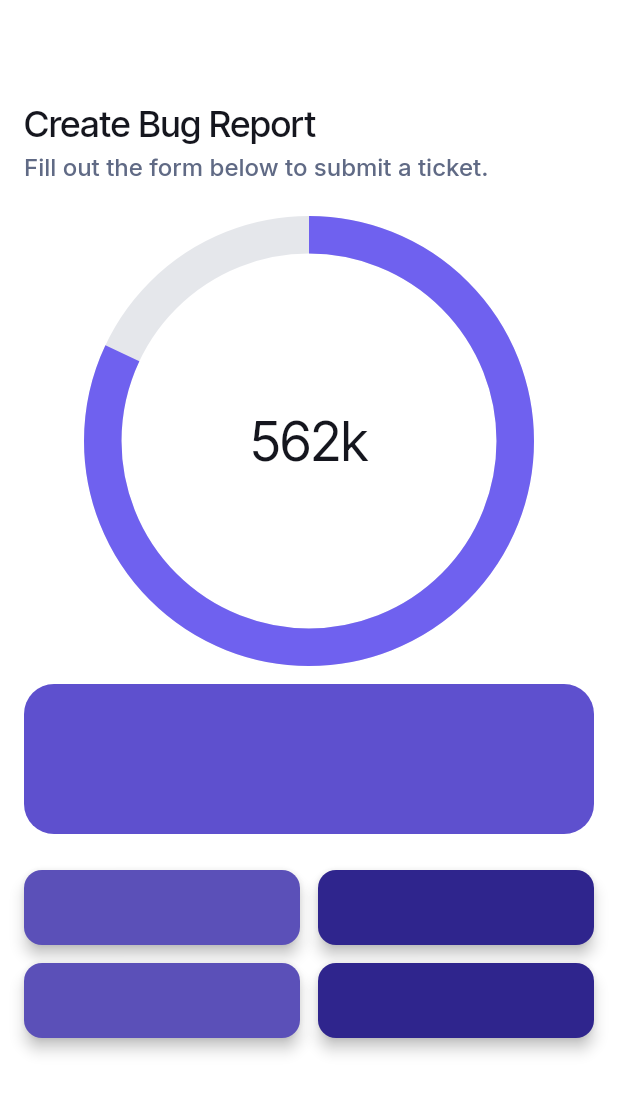
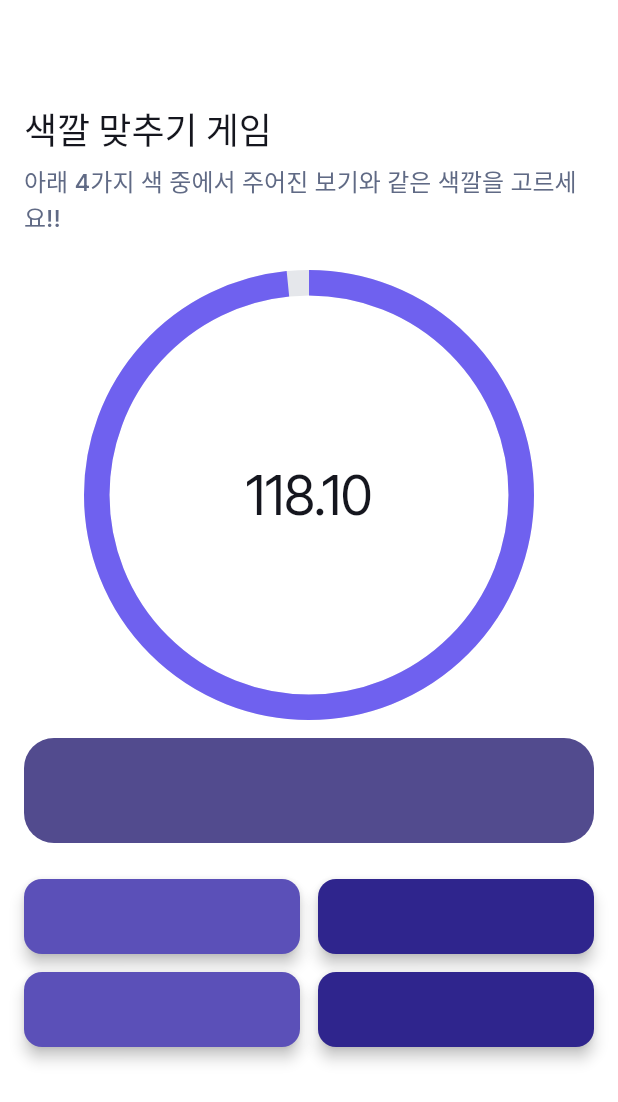
Before and after one commit to manystorms/treasure_hunt, a Flutter app: the MiniGameMatchColorWidget screen opened by its route, on a phone screen of 412 x 824 dp. Shown: the top 1102 px of the screen. Run offline on Flutter 3.47's test engine with Material 3 defaults, Android fonts, the phone set to English and light mode, and no system bars; drawn by our look-alikes of percent_indicator; our stand-ins replace auto_size_text, cloud_firestore, firebase_core, flutter_animate, font_awesome_flutter, from_css_color and 5 more; missing offline and left inert: json_path, mobile_scanner; accounts and stored records are empty; generated files the repository leaves out were written again; statements that could not run were skipped.

Commit message:
색깔 맞추기 미니게임 추가

```diff
--- a/lib/data.dart
+++ b/lib/data.dart
@@ -18,13 +18,13 @@ List<Map<String, dynamic>> riddleData = [
     'imagePath':'assets/test.jpeg',
     'simpleContent':'fff',
     'content':'asdfs',
-    'miniGame':'/miniGameButtonClick'
+    'miniGame':'/miniGameMatchColor'
   },
   {
     'qrCode':'bbbb',
     'simpleContent':'gdsk',
     'content':'dsg',
-    'miniGame':'/miniGameMatchColor'
+    'miniGame':'/miniGameButtonClick'
   },
   {
     'qrCode':'cccc',
--- a/lib/pages/main_page/main_page_widget.dart
+++ b/lib/pages/main_page/main_page_widget.dart
@@ -149,7 +149,7 @@ class _MainPageWidgetState extends State<MainPageWidget>
                         padding: const EdgeInsetsDirectional.fromSTEB(
                             24.0, 4.0, 24.0, 12.0),
                         child: Text(
-                          '동신과학고에 합격하신 ${playerName??'12기'} 여려분 모두 환영합니다. 지금부터 학교 내에 숨겨져 있는 QR 코드를 찾아 아래의 보라색 버튼을 눌러 스캔하여 단서를 밝혀 저희를 찾아오셔야 합니다! \n반드시 모든 단서를 활성화시키고 찾아와주세요!',
+                          '동신과학고에 합격하신 ${playerName??'12기'} 여러분 모두 환영합니다. 지금부터 학교 내에 숨겨져 있는 QR 코드를 찾아 아래의 보라색 버튼을 눌러 스캔하여 단서를 밝혀 저희를 찾아오셔야 합니다! \n반드시 모든 단서를 활성화시키고 찾아와주세요!',
                           textAlign: TextAlign.start,
                           style:
                               FlutterFlowTheme.of(context).labelMedium.override(
--- a/lib/pages/mini_game_match_color/mini_game_match_color_model.dart
+++ b/lib/pages/mini_game_match_color/mini_game_match_color_model.dart
@@ -1,12 +1,27 @@
+import 'dart:async';
 import '/flutter_flow/flutter_flow_util.dart';
 import 'mini_game_match_color_widget.dart' show MiniGameMatchColorWidget;
 import 'package:flutter/material.dart';
 
+const double settingTime = 120;
+
+const List<List<Color>> colorProblem = [
+  [Color(0xFF584CDA), Color(0xFF2E2877), Color(0xFF524B8E), Color(0xFF7E72E3)],
+];
+
+List<int> ans = [2];
+
 class MiniGameMatchColorModel
     extends FlutterFlowModel<MiniGameMatchColorWidget> {
+
+  late Timer timer;
+  double timeLeft = settingTime;
+
   @override
   void initState(BuildContext context) {}
 
   @override
-  void dispose() {}
+  void dispose() {
+    timer.cancel();
+  }
 }
--- a/lib/pages/mini_game_match_color/mini_game_match_color_widget.dart
+++ b/lib/pages/mini_game_match_color/mini_game_match_color_widget.dart
@@ -1,8 +1,10 @@
+import 'dart:async';
 import '/flutter_flow/flutter_flow_theme.dart';
 import '/flutter_flow/flutter_flow_util.dart';
 import '/flutter_flow/flutter_flow_widgets.dart';
 import 'package:flutter/material.dart';
 import 'package:percent_indicator/percent_indicator.dart';
+import 'package:treasure_hunt/show_alert.dart';
 
 import 'mini_game_match_color_model.dart';
 export 'mini_game_match_color_model.dart';
@@ -20,10 +22,35 @@ class _MiniGameMatchColorWidgetState extends State<MiniGameMatchColorWidget> {
 
   final scaffoldKey = GlobalKey<ScaffoldState>();
 
+  void startTimer() {
+    const duration = Duration(milliseconds: 10);
+
+    _model.timeLeft = settingTime;
+
+    _model.timer = Timer.periodic(duration, (timer) {
+      setState(() {
+        if (_model.timeLeft <= 0) {
+          _model.timeLeft = 0;
+          timer.cancel();
+          gameEnd();
+        } else {
+          _model.timeLeft -= 0.01;
+        }
+      });
+    });
+  }
+
+  void gameEnd() async{
+    await showAlertWithoutChoice(context, '게임이 끝났습니다');
+    context.pop();
+  }
+
   @override
   void initState() {
     super.initState();
     _model = createModel(context, () => MiniGameMatchColorModel());
+
+    startTimer();
   }
 
   @override
@@ -60,7 +87,7 @@ class _MiniGameMatchColorWidgetState extends State<MiniGameMatchColorWidget> {
                 crossAxisAlignment: CrossAxisAlignment.start,
                 children: [
                   Text(
-                    'Create Bug Report',
+                    '색깔 맞추기 게임',
                     style: FlutterFlowTheme.of(context).headlineMedium.override(
                       fontFamily: 'Inter Tight',
                       letterSpacing: 0.0,
@@ -69,7 +96,7 @@ class _MiniGameMatchColorWidgetState extends State<MiniGameMatchColorWidget> {
                   Padding(
                     padding: const EdgeInsetsDirectional.fromSTEB(0, 4, 0, 0),
                     child: Text(
-                      'Fill out the form below to submit a ticket.',
+                      '아래 4가지 색 중에서 주어진 보기와 같은 색깔을 고르세요!!',
                       style: FlutterFlowTheme.of(context).labelLarge.override(
                         fontFamily: 'Inter',
                         letterSpacing: 0.0,
@@ -81,15 +108,15 @@ class _MiniGameMatchColorWidgetState extends State<MiniGameMatchColorWidget> {
                     child: Padding(
                       padding: const EdgeInsetsDirectional.fromSTEB(24, 24, 24, 0),
                       child: CircularPercentIndicator(
-                        percent: 0.82,
+                        percent: (_model.timeLeft>= 0)? _model.timeLeft/settingTime:0,
                         radius: 150,
-                        lineWidth: 25,
+                        lineWidth: 17,
                         animation: true,
                         animateFromLastPercent: true,
                         progressColor: FlutterFlowTheme.of(context).primary,
                         backgroundColor: FlutterFlowTheme.of(context).alternate,
                         center: Text(
-                          '562k',
+                          _model.timeLeft.toStringAsFixed(2),
                           style: FlutterFlowTheme.of(context)
                               .displaySmall
                               .override(
@@ -104,11 +131,11 @@ class _MiniGameMatchColorWidgetState extends State<MiniGameMatchColorWidget> {
                   Padding(
                     padding: const EdgeInsetsDirectional.fromSTEB(0, 12, 0, 0),
                     child: Container(
-                      width: 400,
-                      height: 100,
-                      decoration: const BoxDecoration(
-                        color: Color(0xFF5E50CE),
-                        borderRadius: BorderRadius.only(
+                      width: double.infinity,
+                      height: 70,
+                      decoration: BoxDecoration(
+                        color: colorProblem[0][ans[0]],
+                        borderRadius: const BorderRadius.only(
                           bottomLeft: Radius.circular(20),
                           bottomRight: Radius.circular(20),
                           topLeft: Radius.circular(20),
```
